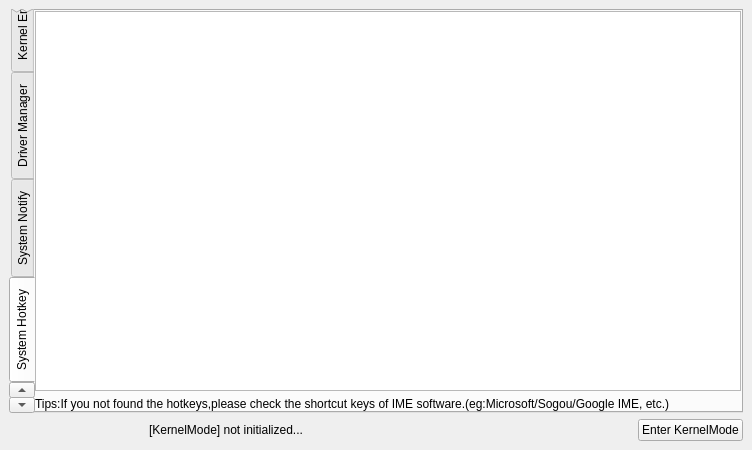
Qt form src/OpenArk/ui/kernel.ui (BlackINT3/OpenArk) before a commit.
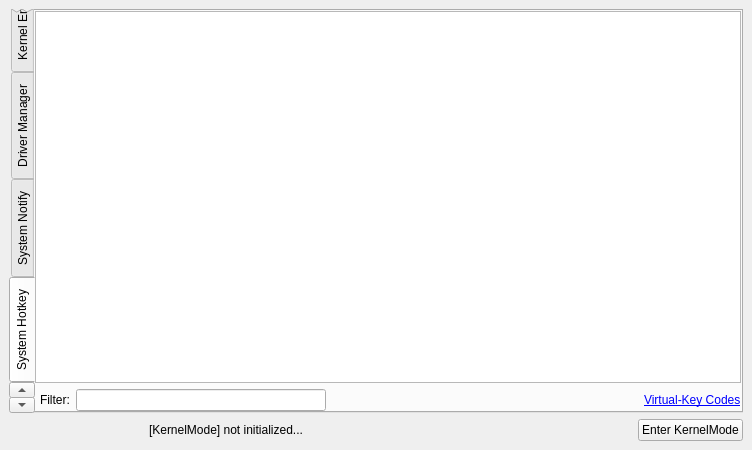
The same form after that commit. The open tabs and pages were chosen to show the change.

What changed in the file:
```diff
--- a/src/OpenArk/ui/kernel.ui
+++ b/src/OpenArk/ui/kernel.ui
@@ -546,11 +546,51 @@
         </widget>
        </item>
        <item>
-        <widget class="QLabel" name="label_7">
-         <property name="text">
-          <string>Tips:If you not found the hotkeys,please check the shortcut keys of IME software.(eg:Microsoft/Sogou/Google IME, etc.)</string>
+        <layout class="QHBoxLayout" name="horizontalLayout_13">
+         <property name="leftMargin">
+          <number>5</number>
          </property>
-        </widget>
+         <item>
+          <widget class="QLabel" name="label_3">
+           <property name="text">
+            <string>Filter:</string>
+           </property>
+          </widget>
+         </item>
+         <item>
+          <widget class="QLineEdit" name="hkFilterEdit">
+           <property name="maximumSize">
+            <size>
+             <width>250</width>
+             <height>16777215</height>
+            </size>
+           </property>
+          </widget>
+         </item>
+         <item>
+          <spacer name="horizontalSpacer_7">
+           <property name="orientation">
+            <enum>Qt::Horizontal</enum>
+           </property>
+           <property name="sizeHint" stdset="0">
+            <size>
+             <width>40</width>
+             <height>20</height>
+            </size>
+           </property>
+          </spacer>
+         </item>
+         <item>
+          <widget class="QLabel" name="label_7">
+           <property name="styleSheet">
+            <string notr="true"/>
+           </property>
+           <property name="text">
+            <string>&lt;html&gt;&lt;head/&gt;&lt;body&gt;&lt;p&gt;&lt;a href=&quot;https://docs.microsoft.com/en-us/windows/win32/inputdev/virtual-key-codes&quot;&gt;&lt;span style=&quot; text-decoration: underline; color:#0000ff;&quot;&gt;Virtual-Key Codes&lt;/span&gt;&lt;/a&gt;&lt;/p&gt;&lt;/body&gt;&lt;/html&gt;</string>
+           </property>
+          </widget>
+         </item>
+        </layout>
        </item>
       </layout>
      </widget>
```
Left out of the diff: 14 changed lines with no effect on the pictures.
